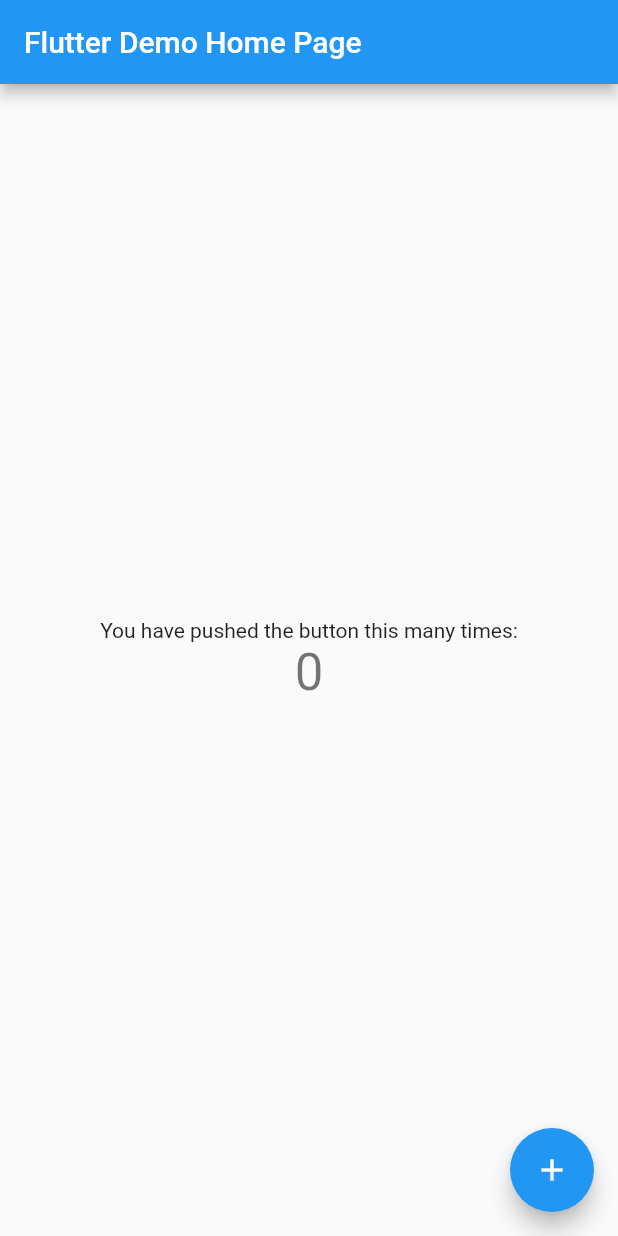
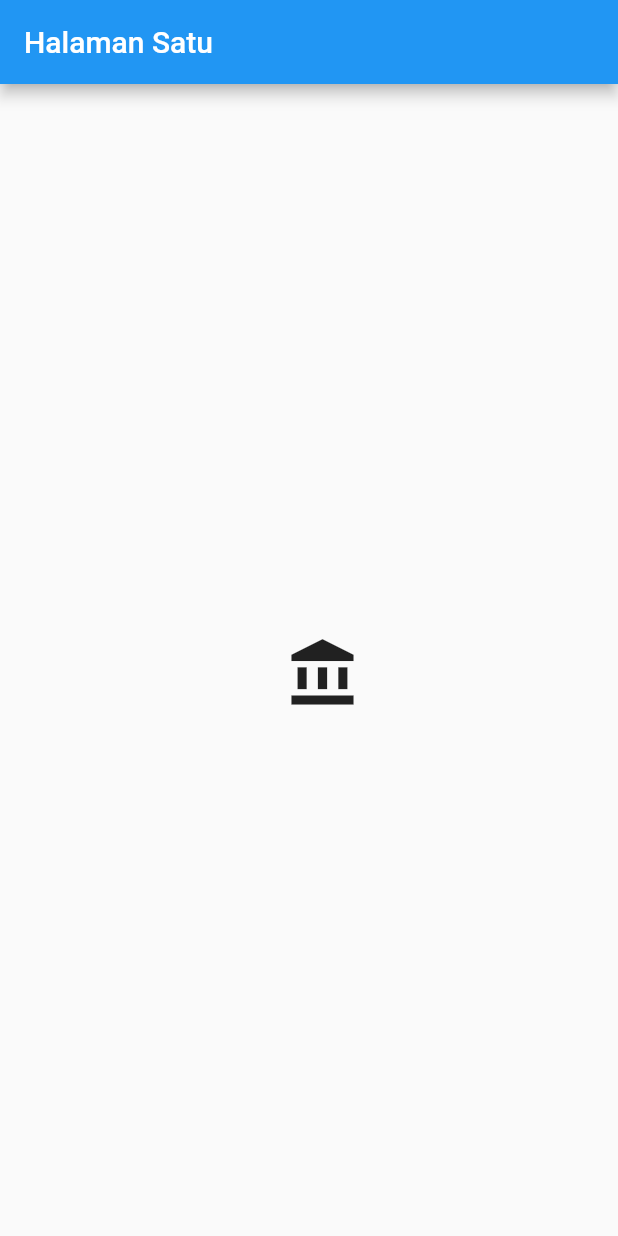
Before and after one commit to arioki1/Belajar-Flutter, a Flutter app: the screen it shows after launch, on a phone screen of 412 x 824 dp. Run offline on Flutter 3.47's test engine with Material 2 defaults, Android fonts, the phone set to English and light mode, and no system bars.

Commit message:
Tutorial Flutter #8 - Navigation, Routes - Berpindah Halaman

```diff
--- a/lib/main.dart
+++ b/lib/main.dart
@@ -1,94 +1,47 @@
 import 'package:flutter/material.dart';
 
-void main() => runApp(MyApp());
+void main() {
+  runApp(new MaterialApp(
+    title: "Tutorial Flutter 5",
+    home: new HalamanSatu(),
+    routes: <String, WidgetBuilder>{
+      '/HalSatu' : (BuildContext context) => HalamanSatu(),
+      '/HalDua' : (BuildContext context) => HalamanDua(),
+    },
+  ));
+}
 
-class MyApp extends StatelessWidget {
-  // This widget is the root of your application.
+class HalamanSatu extends StatelessWidget {
   @override
   Widget build(BuildContext context) {
-    return MaterialApp(
-      title: 'Flutter Demo',
-      theme: ThemeData(
-        // This is the theme of your application.
-        //
-        // Try running your application with "flutter run". You'll see the
-        // application has a blue toolbar. Then, without quitting the app, try
-        // changing the primarySwatch below to Colors.green and then invoke
-        // "hot reload" (press "r" in the console where you ran "flutter run",
-        // or simply save your changes to "hot reload" in a Flutter IDE).
-        // Notice that the counter didn't reset back to zero; the application
-        // is not restarted.
-        primarySwatch: Colors.blue,
+    // TODO: implement build
+    return new Scaffold(
+      appBar: new AppBar(title: new Text("Halaman Satu"),),
+      body: new Center(
+        child: new IconButton(
+            icon: new Icon(Icons.account_balance, size: 50,),
+            onPressed: (){
+              Navigator.pushNamed(context, '/HalDua');
+            }
+        ),
       ),
-      home: MyHomePage(title: 'Flutter Demo Home Page'),
     );
   }
 }
-
-class MyHomePage extends StatefulWidget {
-  MyHomePage({Key key, this.title}) : super(key: key);
-  final String title;
-  @override
-  _MyHomePageState createState() => _MyHomePageState();
-}
-
-class _MyHomePageState extends State<MyHomePage> {
-  int _counter = 0;
-  void _incrementCounter() {
-    setState(() {
-      _counter++;
-    });
-  }
-
+class HalamanDua extends StatelessWidget {
   @override
   Widget build(BuildContext context) {
-    // This method is rerun every time setState is called, for instance as done
-    // by the _incrementCounter method above.
-    //
-    // The Flutter framework has been optimized to make rerunning build methods
-    // fast, so that you can just rebuild anything that needs updating rather
-    // than having to individually change instances of widgets.
-    return Scaffold(
-      appBar: AppBar(
-        // Here we take the value from the MyHomePage object that was created by
-        // the App.build method, and use it to set our appbar title.
-        title: Text(widget.title),
-      ),
-      body: Center(
-        // Center is a layout widget. It takes a single child and positions it
-        // in the middle of the parent.
-        child: Column(
-          // Column is also layout widget. It takes a list of children and
-          // arranges them vertically. By default, it sizes itself to fit its
-          // children horizontally, and tries to be as tall as its parent.
-          //
-          // Invoke "debug painting" (press "p" in the console, choose the
-          // "Toggle Debug Paint" action from the Flutter Inspector in Android
-          // Studio, or the "Toggle Debug Paint" command in Visual Studio Code)
-          // to see the wireframe for each widget.
-          //
-          // Column has various properties to control how it sizes itself and
-          // how it positions its children. Here we use mainAxisAlignment to
-          // center the children vertically; the main axis here is the vertical
-          // axis because Columns are vertical (the cross axis would be
-          // horizontal).
-          mainAxisAlignment: MainAxisAlignment.center,
-          children: <Widget>[
-            Text(
-              'You have pushed the button this many times:',
-            ),
-            Text(
-              '$_counter',
-              style: Theme.of(context).textTheme.display1,
-            ),
-          ],
+    // TODO: implement build
+    return new Scaffold(
+      appBar: new AppBar(title: new Text("Halaman Dua"),),
+      body: new Center(
+        child: new IconButton(
+            icon: new Icon(Icons.account_balance, size: 50,),
+            onPressed:(){
+              Navigator.pushNamed(context, '/HalDua');
+            }
         ),
       ),
-      floatingActionButton: FloatingActionButton(
-        onPressed: _incrementCounter,
-        tooltip: 'Increment',
-        child: Icon(Icons.add),
-      ), // This trailing comma makes auto-formatting nicer for build methods.
     );
   }
 }
```
